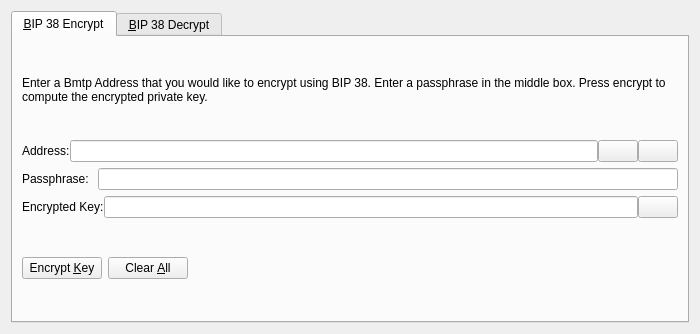
First picture: the form in src/qt/forms/bip38tooldialog.ui, repository meiskam/Bulwark, before the edit.
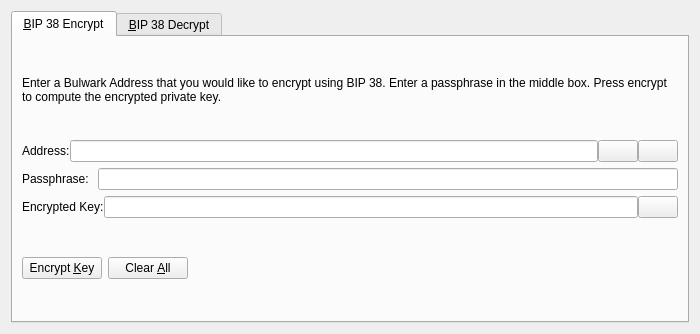
Second picture: the form after the edit. The open tabs and pages were chosen to show the change. Icons and pictures are not drawn. Custom widgets are drawn as their Qt base class.

Patch:
```diff
--- a/src/qt/forms/bip38tooldialog.ui
+++ b/src/qt/forms/bip38tooldialog.ui
@@ -30,7 +30,7 @@
        <item>
         <widget class="QLabel" name="infoLabel_ENC">
          <property name="text">
-          <string>Enter a Bmtp Address that you would like to encrypt using BIP 38. Enter a passphrase in the middle box. Press encrypt to compute the encrypted private key.</string>
+          <string>Enter a Bulwark Address that you would like to encrypt using BIP 38. Enter a passphrase in the middle box. Press encrypt to compute the encrypted private key.</string>
          </property>
          <property name="textFormat">
           <enum>Qt::PlainText</enum>
```
Left out of the diff: 24 changed lines with no effect on the pictures.
